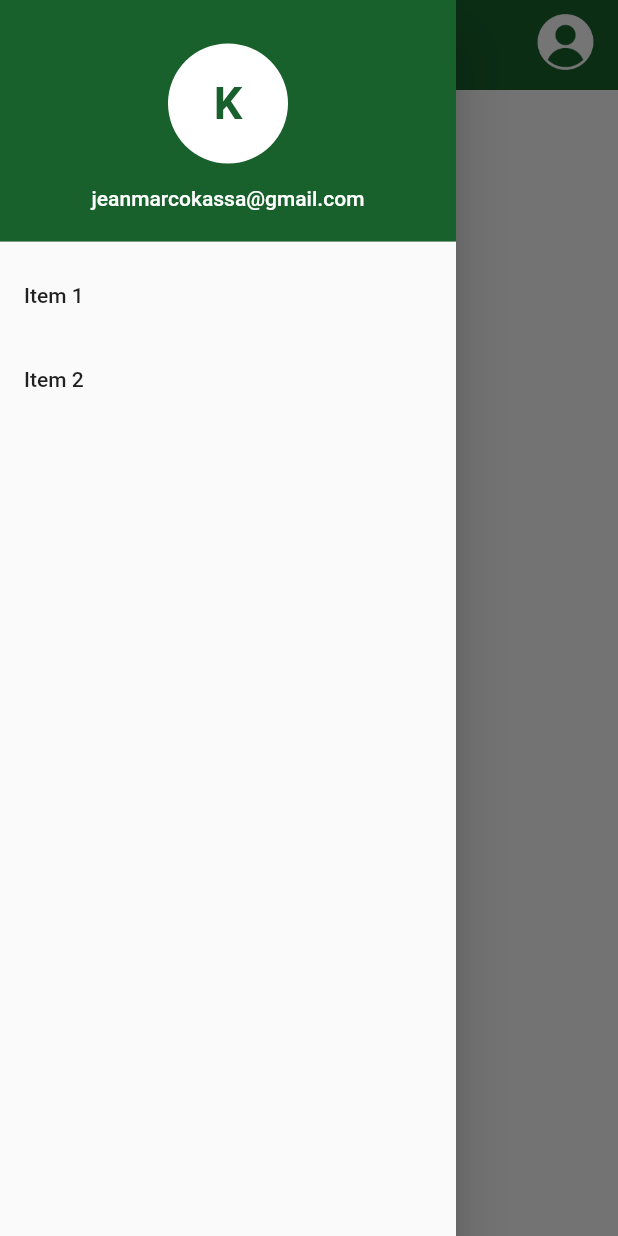
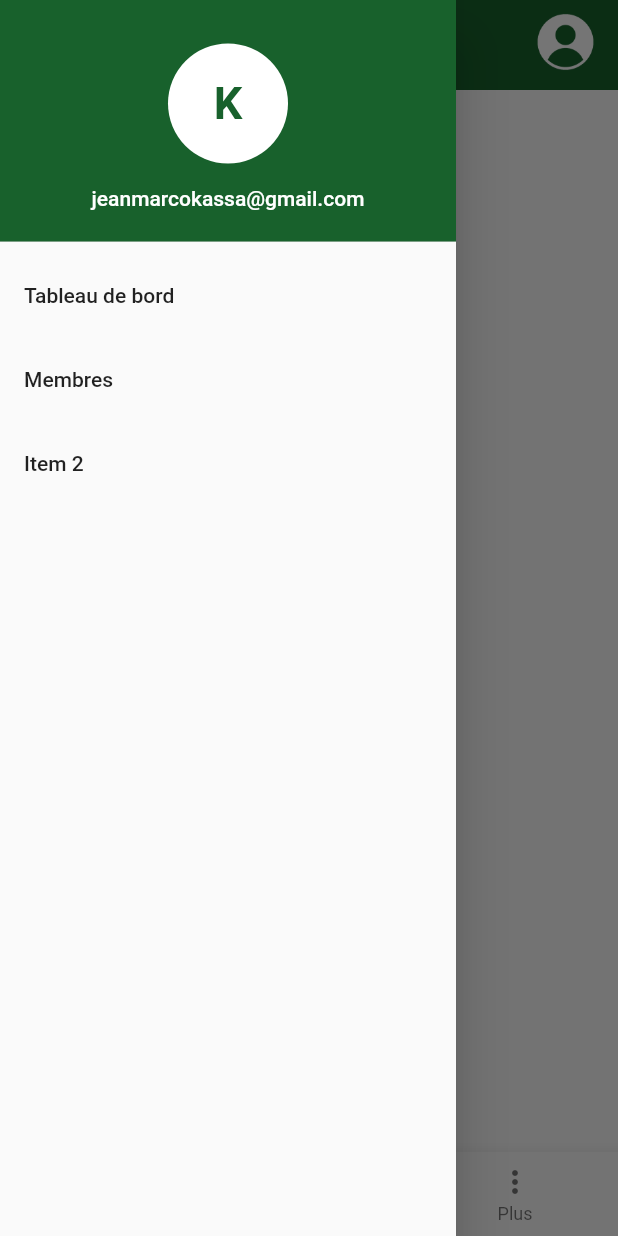
Before and after one commit to Ange-Pascal/le_bon_berger, a Flutter app: the MembreScreen screen opened by its route, with the side drawer open, on a phone screen of 412 x 824 dp. Run offline on Flutter 3.47's test engine with Material 2 defaults, Android fonts, the light colour scheme and no system bars; our stand-ins replace font_awesome_flutter, get, google_fonts.

Commit message:
Amelioration de la bar

```diff
--- /dev/null
+++ b/lib/dashboard/Dashboard.dart
@@ -0,0 +1,25 @@
+import 'package:flutter/material.dart';
+import 'package:flutter/src/widgets/framework.dart';
+import 'package:flutter/src/widgets/placeholder.dart';
+import 'package:lebonberger/layout/AppDrawer.dart';
+import 'package:lebonberger/layout/header/BaseAppBar.dart';
+
+class DashBoardScreen extends StatefulWidget {
+  const DashBoardScreen({super.key});
+
+  @override
+  State<DashBoardScreen> createState() => _DashBoardScreenState();
+}
+
+class _DashBoardScreenState extends State<DashBoardScreen> {
+  @override
+  Widget build(BuildContext context) {
+    return const Scaffold(
+      appBar: BaseAppBar(title: Text('Tablaeu de bord')),
+      body: Center(
+        child: Text("tableau de bord"),
+      ),
+      drawer: AppDrawer(),
+    );
+  }
+}
--- /dev/null
+++ b/lib/layout/AppDrawer.dart
@@ -0,0 +1,86 @@
+import 'package:flutter/material.dart';
+import 'package:get/route_manager.dart';
+import 'package:lebonberger/routes/app.routes.dart';
+
+class AppDrawer extends StatelessWidget {
+  const AppDrawer({
+    super.key,
+  });
+
+  @override
+  Widget build(BuildContext context) {
+    return Drawer(
+      // Add a ListView to the drawer. This ensures the user can scroll
+      // through the options in the drawer if there isn't enough vertical
+      // space to fit everything.
+      child: ListView(
+        // Important: Remove any padding from the ListView.
+        padding: EdgeInsets.zero,
+        children: [
+          DrawerHeader(
+            child: Container(
+              child: Column(
+                mainAxisAlignment: MainAxisAlignment.center,
+                crossAxisAlignment: CrossAxisAlignment.center,
+                children: [
+                  Container(
+                    alignment: Alignment.center,
+                    height: 80,
+                    width: 80,
+                    decoration: BoxDecoration(
+                      borderRadius: BorderRadius.only(
+                        topRight: Radius.circular(50.0),
+                        bottomRight: Radius.circular(50.0),
+                        bottomLeft: Radius.circular(50.0),
+                        topLeft: Radius.circular(50.0),
+                      ),
+                      color: Colors.white,
+                    ),
+                    child: const Text(
+                      'K',
+                      style: TextStyle(
+                          fontWeight: FontWeight.bold,
+                          fontSize: 30,
+                          color: Color.fromRGBO(24, 97, 44, 1)),
+                    ),
+                  ),
+                  const SizedBox(height: 15),
+                  Container(
+                    child: Text(
+                      'jeanmarcokassa@gmail.com',
+                      style: TextStyle(color: Colors.white),
+                    ),
+                  )
+                ],
+              ),
+            ),
+            decoration: BoxDecoration(
+              color: Color.fromRGBO(24, 97, 44, 1),
+            ),
+          ),
+          ListTile(
+            title: const Text('Tableau de bord'),
+            onTap: () {
+              Get.toNamed(AppRoutes.dashboard);
+            },
+          ),
+          ListTile(
+            title: const Text('Membres'),
+            onTap: () {
+              Get.toNamed(AppRoutes.membre);
+            },
+          ),
+          ListTile(
+            title: const Text('Item 2'),
+            onTap: () {
+              // Update the state of the app
+              // ...
+              // Then close the drawer
+              Navigator.pop(context);
+            },
+          ),
+        ],
+      ),
+    );
+  }
+}
--- a/lib/layout/header/BaseAppBar.dart
+++ b/lib/layout/header/BaseAppBar.dart
@@ -3,16 +3,13 @@ import 'package:flutter/material.dart';
 class BaseAppBar extends StatelessWidget implements PreferredSizeWidget {
   final Color backgroundColor = const Color.fromRGBO(24, 97, 44, 1);
   final Text title;
-  final AppBar appBar;
-  final List<Widget> widgets;
 
   /// you can add more fields that meet your needs
 
-  const BaseAppBar(
-      {super.key,
-      required this.title,
-      required this.appBar,
-      required this.widgets});
+  const BaseAppBar({
+    super.key,
+    required this.title,
+  });
 
   @override
   Widget build(BuildContext context) {
--- a/lib/membres/MembreScreen.dart
+++ b/lib/membres/MembreScreen.dart
@@ -1,6 +1,7 @@
 import 'package:flutter/material.dart';
 import 'package:flutter/src/widgets/framework.dart';
 import 'package:flutter/src/widgets/placeholder.dart';
+import 'package:lebonberger/layout/AppDrawer.dart';
 import 'package:lebonberger/layout/header/BaseAppBar.dart';
 
 class MembreScreen extends StatefulWidget {
@@ -11,84 +12,58 @@ class MembreScreen extends StatefulWidget {
 }
 
 class _MembreScreenState extends State<MembreScreen> {
+  int _selectedIndex = 0;
+  static const TextStyle optionStyle =
+      TextStyle(fontSize: 30, fontWeight: FontWeight.bold);
+  static const List<Widget> _widgetOptions = <Widget>[
+    Text(
+      'Index 0: Home',
+      style: optionStyle,
+    ),
+    Text(
+      'Index 1: Business',
+      style: optionStyle,
+    ),
+    Text(
+      'Index 2: School',
+      style: optionStyle,
+    ),
+  ];
+
+  void _onItemTapped(int index) {
+    setState(() {
+      _selectedIndex = index;
+    });
+  }
+
   @override
   Widget build(BuildContext context) {
     return Scaffold(
       appBar: BaseAppBar(
         title: Text('Membre'),
-        appBar: AppBar(),
-        widgets: const <Widget>[
-          Padding(
-            padding: EdgeInsets.only(right: 15.0),
-            child: Icon(Icons.search),
+      ),
+      drawer: AppDrawer(),
+      body: Center(
+        child: _widgetOptions.elementAt(_selectedIndex),
+      ),
+      bottomNavigationBar: BottomNavigationBar(
+        items: const <BottomNavigationBarItem>[
+          BottomNavigationBarItem(
+            icon: Icon(Icons.people),
+            label: 'Membres',
           ),
+          BottomNavigationBarItem(
+            icon: Icon(Icons.person_add_disabled),
+            label: 'En attentes',
+          ),
+          BottomNavigationBarItem(
+            icon: Icon(Icons.more_vert),
+            label: 'Plus',
+          )
         ],
-      ),
-      drawer: Drawer(
-        // Add a ListView to the drawer. This ensures the user can scroll
-        // through the options in the drawer if there isn't enough vertical
-        // space to fit everything.
-        child: ListView(
-          // Important: Remove any padding from the ListView.
-          padding: EdgeInsets.zero,
-          children: [
-            DrawerHeader(
-              child: Container(
-                child: Column(
-                  mainAxisAlignment: MainAxisAlignment.center,
-                  crossAxisAlignment: CrossAxisAlignment.center,
-                  children: [
-                    Container(
-                      alignment: Alignment.center,
-                      height: 80,
-                      width: 80,
-                      decoration: BoxDecoration(
-                        borderRadius: BorderRadius.only(
-                          topRight: Radius.circular(50.0),
-                          bottomRight: Radius.circular(50.0),
-                          bottomLeft: Radius.circular(50.0),
-                          topLeft: Radius.circular(50.0),
-                        ),
-                        color: Colors.white,
-                      ),
-                      child: const Text(
-                        'K',
-                        style: TextStyle(
-                            fontWeight: FontWeight.bold,
-                            fontSize: 30,
-                            color: Color.fromRGBO(24, 97, 44, 1)),
-                      ),
-                    ),
-                    SizedBox(height: 15),
-                    Container(
-                      child: Text(
-                        'jeanmarcokassa@gmail.com',
-                        style: TextStyle(color: Colors.white),
-                      ),
-                    )
-                  ],
-                ),
-              ),
-              decoration: BoxDecoration(
-                color: Color.fromRGBO(24, 97, 44, 1),
-              ),
-            ),
-            ListTile(
-              title: const Text('Item 1'),
-              onTap: () {
-                // Update the state of the app.
-                // ...
-              },
-            ),
-            ListTile(
-              title: const Text('Item 2'),
-              onTap: () {
-                // Update the state of the app.
-                // ...
-              },
-            ),
-          ],
-        ),
+        currentIndex: _selectedIndex,
+        selectedItemColor: Color.fromARGB(255, 201, 181, 6),
+        onTap: _onItemTapped,
       ),
     );
   }
--- a/lib/routes/app.pages.dart
+++ b/lib/routes/app.pages.dart
@@ -1,5 +1,6 @@
 import 'package:get/get.dart';
 import 'package:lebonberger/auth/login_page.dart';
+import 'package:lebonberger/dashboard/Dashboard.dart';
 import 'package:lebonberger/membres/MembreScreen.dart';
 import 'package:lebonberger/routes/app.routes.dart';
 
@@ -12,6 +13,10 @@ class AppPages {
     GetPage(
       name: AppRoutes.membre,
       page: () => MembreScreen(),
+    ),
+    GetPage(
+      name: AppRoutes.dashboard,
+      page: () => DashBoardScreen(),
     )
   ];
 }
--- a/lib/routes/app.routes.dart
+++ b/lib/routes/app.routes.dart
@@ -1,4 +1,5 @@
 class AppRoutes {
   static const login = '/login';
   static const membre = '/membre';
+  static const dashboard = '/dashboard';
 }
```
